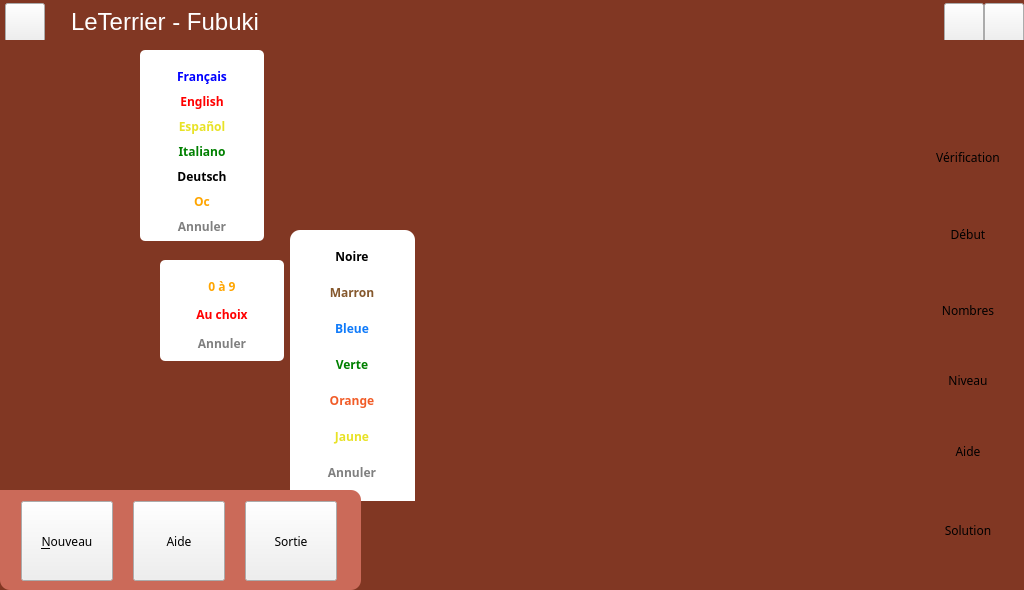
Txikilinux/leterrier-fubuki, file mainwindow.ui: the form before one commit.
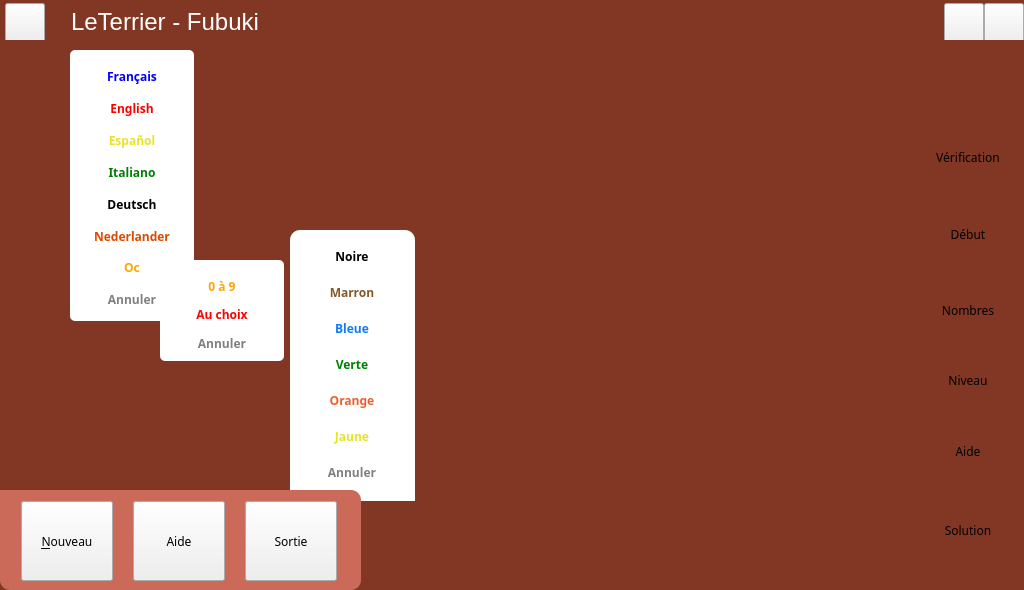
The form after the commit. Icons and pictures are not drawn. Custom widgets are drawn as their Qt base class.

```diff
--- a/mainwindow.ui
+++ b/mainwindow.ui
@@ -333,14 +333,14 @@
          <widget class="AbulEduFlatBoutonV1" name="btnLanguages">
           <property name="minimumSize">
            <size>
-            <width>40</width>
-            <height>40</height>
+            <width>48</width>
+            <height>29</height>
            </size>
           </property>
           <property name="maximumSize">
            <size>
-            <width>40</width>
-            <height>40</height>
+            <width>48</width>
+            <height>29</height>
            </size>
           </property>
           <property name="cursor">
@@ -2390,10 +2390,10 @@
         <widget class="QFrame" name="frmChoixLangues">
          <property name="geometry">
           <rect>
-           <x>140</x>
+           <x>70</x>
            <y>10</y>
            <width>124</width>
-           <height>191</height>
+           <height>271</height>
           </rect>
          </property>
          <property name="styleSheet">
@@ -2407,7 +2407,7 @@
           <enum>QFrame::Raised</enum>
          </property>
          <layout class="QGridLayout" name="gridLayout_8">
-          <item row="12" column="0">
+          <item row="13" column="0">
            <widget class="AbulEduFlatBoutonV1" name="btnLangueAnnuler">
             <property name="minimumSize">
              <size>
@@ -2439,7 +2439,7 @@
             </property>
            </widget>
           </item>
-          <item row="7" column="0">
+          <item row="8" column="0">
            <widget class="AbulEduFlatBoutonV1" name="btnOc">
             <property name="minimumSize">
              <size>
@@ -2649,6 +2649,41 @@
             </property>
            </widget>
           </item>
+          <item row="7" column="0">
+           <widget class="AbulEduFlatBoutonV1" name="btnNl">
+            <property name="minimumSize">
+             <size>
+              <width>100</width>
+              <height>30</height>
+             </size>
+            </property>
+            <property name="maximumSize">
+             <size>
+              <width>100</width>
+              <height>30</height>
+             </size>
+            </property>
+            <property name="font">
+             <font>
+              <family>Andika Basic</family>
+              <weight>75</weight>
+              <bold>true</bold>
+             </font>
+            </property>
+            <property name="cursor">
+             <cursorShape>PointingHandCursor</cursorShape>
+            </property>
+            <property name="whatsThis">
+             <string notr="true">de</string>
+            </property>
+            <property name="styleSheet">
+             <string notr="true">color:#dd4900</string>
+            </property>
+            <property name="text">
+             <string>Nederlander</string>
+            </property>
+           </widget>
+          </item>
          </layout>
         </widget>
        </widget>
```
